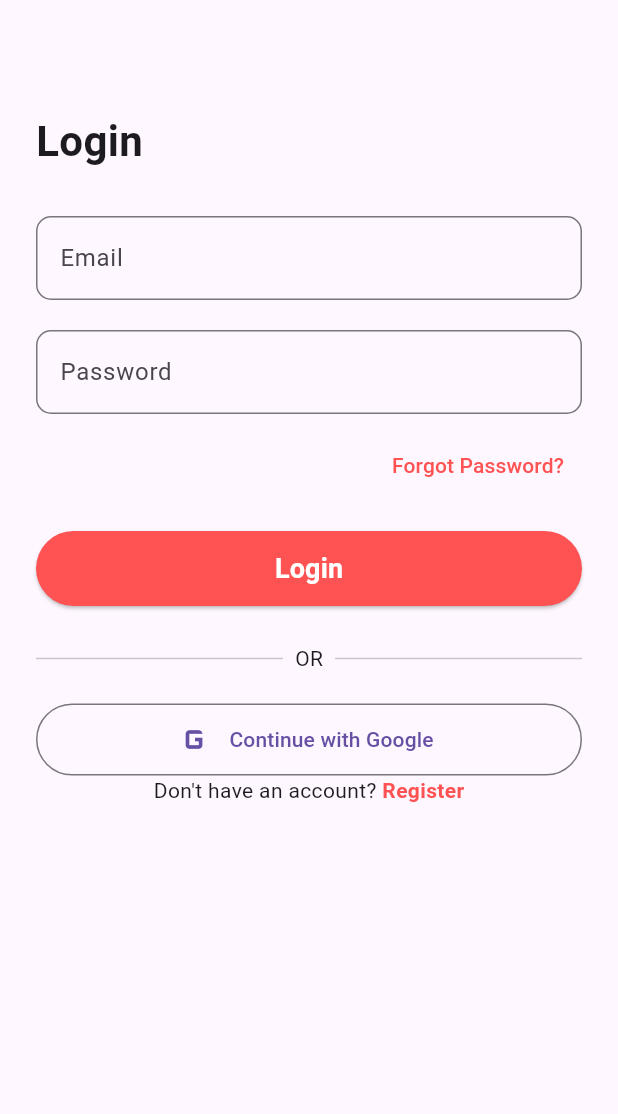
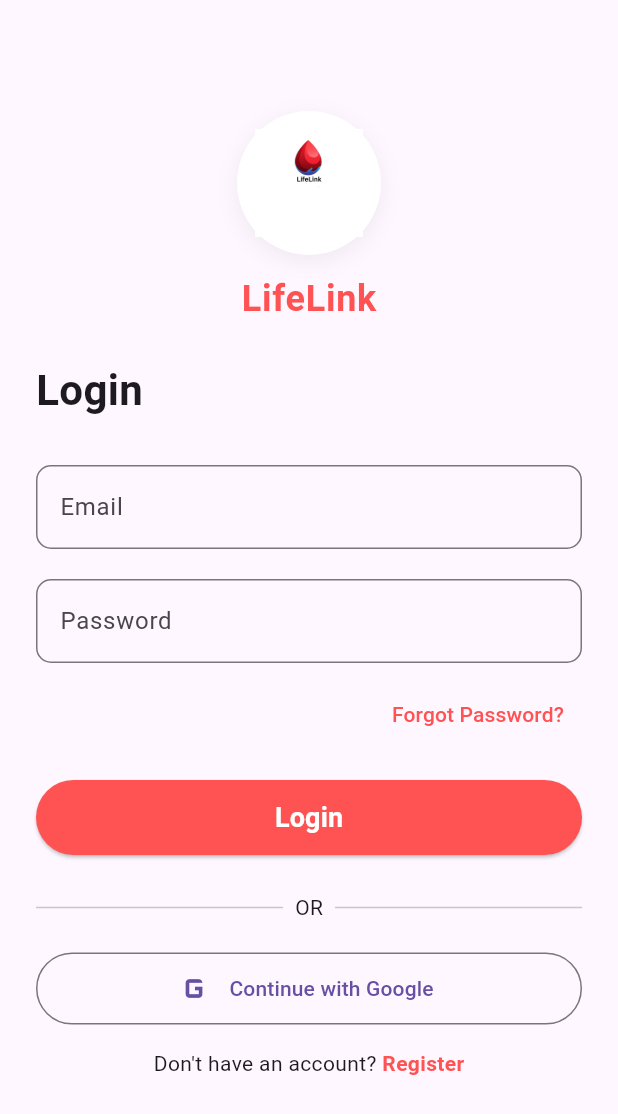
Before and after one commit to Unika1/lifelink, a Flutter app: the LoginScreen screen opened directly, on a phone screen of 412 x 824 dp. Shown: the top 1114 px of the screen. Run offline on Flutter 3.47's test engine with Material 3 defaults, Android fonts, the phone set to English and light mode, and no system bars.

Commit message:
Error solved updated UI

```diff
--- a/lib/screens/login_screen.dart
+++ b/lib/screens/login_screen.dart
@@ -12,11 +12,11 @@ class LoginScreen extends StatefulWidget {
 }
 
 class _LoginScreenState extends State<LoginScreen> {
-  final TextEditingController emailController=TextEditingController();
-  final TextEditingController passwordController=TextEditingController();
+  final TextEditingController emailController = TextEditingController();
+  final TextEditingController passwordController = TextEditingController();
 
   @override
-void dispose(){
+  void dispose() {
     emailController.dispose();
     passwordController.dispose();
     super.dispose();
@@ -40,6 +40,7 @@ void dispose(){
       );
     }
   }
+
   @override
   Widget build(BuildContext context) {
     return Scaffold(
@@ -51,6 +52,47 @@ void dispose(){
               crossAxisAlignment: CrossAxisAlignment.start,
               children: [
                 const SizedBox(height: 50),
+
+                Center(
+                  child: Column(
+                    children: [
+                      Container(
+                        width: 96,
+                        height: 96,
+                        decoration: BoxDecoration(
+                          color: Colors.white,
+                          shape: BoxShape.circle,
+                          boxShadow: [
+                            BoxShadow(
+                              color: Colors.black.withOpacity(0.06),
+                              blurRadius: 12,
+                              offset: const Offset(0, 4),
+                            ),
+                          ],
+                        ),
+                        child: Padding(
+                          padding: const EdgeInsets.all(12),
+                          child: Image.asset(
+                            'assets/images/LifeLink.png',
+                            fit: BoxFit.contain,
+                          ),
+                        ),
+                      ),
+                      const SizedBox(height: 12),
+                      const Text(
+                        'LifeLink',
+                        style: TextStyle(
+                          fontSize: 24,
+                          fontWeight: FontWeight.bold,
+                          color: Colors.redAccent,
+                          letterSpacing: 0.5,
+                        ),
+                      ),
+                    ],
+                  ),
+                ),
+
+                const SizedBox(height: 24),
                 const Text(
                   "Login",
                   style: TextStyle(
@@ -77,7 +119,7 @@ void dispose(){
                 Align(
                   alignment: Alignment.centerRight,
                   child: TextButton(
-                    onPressed: (){},
+                    onPressed: () {},
                     child: const Text(
                       "Forgot Password?",
                       style: TextStyle(color: Colors.redAccent),
@@ -86,22 +128,28 @@ void dispose(){
                 ),
                 const SizedBox(height: 20),
 
-                MyButton(
+                SizedBox(
+                  width: double.infinity,
+                  child: MyButton(
                     text: "Login",
                     color: Colors.redAccent,
-                  onPressed:_handleLogin,
+                    onPressed: _handleLogin,
+                  ),
                 ),
                 const SizedBox(height: 25),
-                Row(
-                  children: const[
+
+                const Row(
+                  children: [
                     Expanded(child: Divider()),
-                    Padding(padding: EdgeInsets.symmetric(horizontal: 8),
+                    Padding(
+                      padding: EdgeInsets.symmetric(horizontal: 8),
                       child: Text("OR"),
                     ),
                     Expanded(child: Divider()),
                   ],
                 ),
                 const SizedBox(height: 20),
+
                 SizedBox(
                   width: double.infinity,
                   child: OutlinedButton.icon(
@@ -113,14 +161,19 @@ void dispose(){
                     ),
                   ),
                 ),
-                const Spacer(),
+                const SizedBox(height: 16),
+
                 Row(
                   mainAxisAlignment: MainAxisAlignment.center,
                   children: [
                     const Text("Don't have an account? "),
                     GestureDetector(
                       onTap: () {
-                        Navigator.push(context, MaterialPageRoute(builder: (_)=> const RegisterScreen()),
+                        Navigator.pushReplacement(
+                          context,
+                          MaterialPageRoute(
+                            builder: (_) => const RegisterScreen(),
+                          ),
                         );
                       },
                       child: const Text(
@@ -133,9 +186,9 @@ void dispose(){
                     ),
                   ],
                 ),
-                const SizedBox(height:20),
+                const SizedBox(height: 20),
               ],
-            )
+            ),
           ),
         ),
       ),
```
Lines whose indentation alone changed are shown as unchanged.
